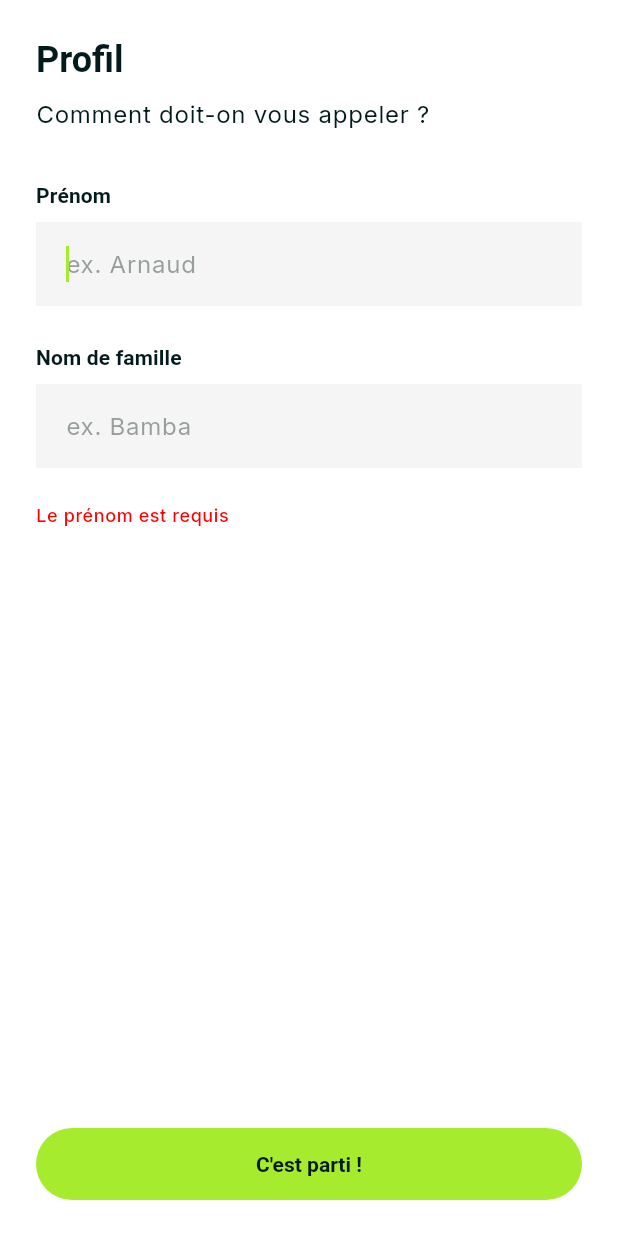
After one commit to innocentk33/allonsvite-front, a Flutter app: the CreateProfilPage screen opened by its route, after a tap on "C'est parti !", on a phone screen of 412 x 824 dp. The commit adds this screen. Run offline on Flutter 3.47's test engine with Material 3 defaults, Android fonts, the phone set to English and light mode, and no system bars; our stand-ins replace gap, google_fonts; Roboto replaces fonts that are missing (Jokker).

Commit message:
feat: Add profile creation page with input validation and navigation

```diff
--- a/lib/core/config/app_router.dart
+++ b/lib/core/config/app_router.dart
@@ -1,3 +1,4 @@
+import 'package:allonsvite/features/auth/presentation/pages/create_profil_page.dart';
 import 'package:flutter/material.dart';
 import 'package:allonsvite/features/auth/presentation/pages/phone_login_page.dart';
 
@@ -23,6 +24,11 @@ class AppRouter {
           builder: (_) => OtpVerificationPage(phoneNumber: phoneNumber),
           settings: settings,
         );
+        case profile:
+        return MaterialPageRoute(
+          builder: (_) => const CreateProfilPage(),
+          settings: settings,
+        );
       default:
         return MaterialPageRoute(
           builder: (_) => const PhoneLoginPage(),
--- /dev/null
+++ b/lib/features/auth/presentation/pages/create_profil_page.dart
@@ -0,0 +1,266 @@
+import 'package:flutter/material.dart';
+import 'package:allonsvite/core/extension/build_context_ext.dart';
+import 'package:allonsvite/core/themes/app_spacing.dart';
+import 'package:allonsvite/widgets/header_with_subtitle.dart';
+import 'package:allonsvite/widgets/button_with_loading.dart';
+import 'package:allonsvite/core/config/app_router.dart';
+
+class CreateProfilPage extends StatefulWidget {
+  const CreateProfilPage({super.key});
+
+  @override
+  State<CreateProfilPage> createState() => _CreateProfilPageState();
+}
+
+class _CreateProfilPageState extends State<CreateProfilPage> {
+  late TextEditingController _firstNameController;
+  late TextEditingController _lastNameController;
+  late FocusNode _firstNameFocusNode;
+  late FocusNode _lastNameFocusNode;
+  String? _errorMessage;
+  bool _isLoading = false;
+
+  @override
+  void initState() {
+    super.initState();
+    _firstNameController = TextEditingController();
+    _lastNameController = TextEditingController();
+    _firstNameFocusNode = FocusNode();
+    _lastNameFocusNode = FocusNode();
+
+    // Auto-focus sur le premier champ
+    WidgetsBinding.instance.addPostFrameCallback((_) {
+      _firstNameFocusNode.requestFocus();
+    });
+  }
+
+  @override
+  void dispose() {
+    _firstNameController.dispose();
+    _lastNameController.dispose();
+    _firstNameFocusNode.dispose();
+    _lastNameFocusNode.dispose();
+    super.dispose();
+  }
+
+  /// Valide les champs requis
+  bool _validateFields() {
+    final firstName = _firstNameController.text.trim();
+    final lastName = _lastNameController.text.trim();
+
+    if (firstName.isEmpty) {
+      setState(() {
+        _errorMessage = 'Le prénom est requis';
+      });
+      return false;
+    }
+
+    if (lastName.isEmpty) {
+      setState(() {
+        _errorMessage = 'Le nom est requis';
+      });
+      return false;
+    }
+
+    setState(() {
+      _errorMessage = null;
+    });
+    return true;
+  }
+
+  /// Crée le profil
+  void _createProfile() {
+    if (!_validateFields()) return;
+
+    setState(() {
+      _isLoading = true;
+      _errorMessage = null;
+    });
+
+    // Simulation de la création du profil
+    Future.delayed(const Duration(seconds: 2), () {
+      if (!mounted) return;
+
+      setState(() {
+        _isLoading = false;
+      });
+
+      ScaffoldMessenger.of(context).showSnackBar(
+        SnackBar(
+          content: Text(
+            'Bienvenue ${_firstNameController.text} ${_lastNameController.text}!',
+          ),
+          duration: const Duration(seconds: 2),
+        ),
+      );
+
+      // Navigation vers la page de recherche de trajet
+      Future.delayed(const Duration(milliseconds: 500), () {
+        if (mounted) {
+          Navigator.of(context).pushReplacementNamed(AppRouter.searchTrip);
+        }
+      });
+    });
+  }
+
+  @override
+  Widget build(BuildContext context) {
+    return Scaffold(
+      body: SafeArea(
+        child: Column(
+          children: [
+            // Contenu scrollable
+            Expanded(
+              child: SingleChildScrollView(
+                padding: AppSpacings.pL,
+                child: Column(
+                  crossAxisAlignment: CrossAxisAlignment.start,
+                  children: [
+                    // En-tête
+                    HeaderWithSubtitle(
+                      title: context.l10n.profile,
+                      subtitle: 'Comment doit-on vous appeler ?',
+                    ),
+                    AppSpacings.gapXL,
+                    // Champs de saisie
+                    _ProfileInputField(
+                      label: context.l10n.firstName,
+                      controller: _firstNameController,
+                      focusNode: _firstNameFocusNode,
+                      placeholder: 'ex. Arnaud',
+                      onChanged: (value) {
+                        if (_errorMessage != null) {
+                          setState(() {
+                            _errorMessage = null;
+                          });
+                        }
+                      },
+                      onSubmitted: (_) {
+                        _lastNameFocusNode.requestFocus();
+                      },
+                    ),
+                    AppSpacings.gapL,
+                    _ProfileInputField(
+                      label: context.l10n.lastName,
+                      controller: _lastNameController,
+                      focusNode: _lastNameFocusNode,
+                      placeholder: 'ex. Bamba',
+                      onChanged: (value) {
+                        if (_errorMessage != null) {
+                          setState(() {
+                            _errorMessage = null;
+                          });
+                        }
+                      },
+                      onSubmitted: (_) {
+                        _createProfile();
+                      },
+                    ),
+                    AppSpacings.gapL,
+                    // Message d'erreur
+                    if (_errorMessage != null)
+                      _ErrorMessage(message: _errorMessage!)
+                    else
+                      const SizedBox.shrink(),
+                  ],
+                ),
+              ),
+            ),
+            // Bouton créer mon compte en bas
+            Padding(
+              padding: const EdgeInsets.all(AppSpacings.l),
+              child: ButtonWithLoading(
+                isLoading: _isLoading,
+                onPressed: _createProfile,
+                buttonText: "C'est parti !",
+              ),
+            ),
+          ],
+        ),
+      ),
+    );
+  }
+}
+
+/// Widget stateful pour un champ de profil
+class _ProfileInputField extends StatefulWidget {
+  final String label;
+  final TextEditingController controller;
+  final FocusNode focusNode;
+  final String placeholder;
+  final Function(String) onChanged;
+  final Function(String) onSubmitted;
+
+  const _ProfileInputField({
+    required this.label,
+    required this.controller,
+    required this.focusNode,
+    required this.placeholder,
+    required this.onChanged,
+    required this.onSubmitted,
+  });
+
+  @override
+  State<_ProfileInputField> createState() => _ProfileInputFieldState();
+}
+
+class _ProfileInputFieldState extends State<_ProfileInputField> {
+  @override
+  Widget build(BuildContext context) {
+    return Column(
+      crossAxisAlignment: CrossAxisAlignment.start,
+      children: [
+        Text(
+          widget.label,
+          style: context.textTheme.titleSmall?.copyWith(
+            fontWeight: FontWeight.w600,
+          ),
+        ),
+        AppSpacings.gapS,
+        TextField(
+          controller: widget.controller,
+          focusNode: widget.focusNode,
+          textInputAction: TextInputAction.next,
+          onChanged: widget.onChanged,
+          onSubmitted: widget.onSubmitted,
+          style: context.textTheme.bodyLarge,
+          decoration: InputDecoration(
+            hintText: widget.placeholder,
+            hintStyle: context.textTheme.bodyLarge?.copyWith(
+              color: context.colorScheme.onSurfaceVariant.withValues(alpha: 0.5),
+            ),
+            filled: true,
+            fillColor: context.colorScheme.secondaryContainer,
+            border: InputBorder.none,
+            enabledBorder: InputBorder.none,
+            focusedBorder: InputBorder.none,
+            errorBorder: InputBorder.none,
+            focusedErrorBorder: InputBorder.none,
+            contentPadding: const EdgeInsets.symmetric(
+              horizontal: AppSpacings.m,
+              vertical: AppSpacings.m,
+            ),
+          ),
+        ),
+      ],
+    );
+  }
+}
+
+/// Widget stateless pour le message d'erreur
+class _ErrorMessage extends StatelessWidget {
+  final String message;
+
+  const _ErrorMessage({required this.message});
+
+  @override
+  Widget build(BuildContext context) {
+    return Text(
+      message,
+      style: context.textTheme.bodySmall?.copyWith(
+        color: context.colorScheme.error,
+        fontWeight: FontWeight.w500,
+      ),
+    );
+  }
+}
--- a/lib/main.dart
+++ b/lib/main.dart
@@ -1,5 +1,4 @@
 import 'package:allonsvite/l10n/app_localizations.dart';
-import 'package:allonsvite/widgets/mini_design_system.dart';
 import 'package:flutter/material.dart';
 import 'package:flutter_localizations/flutter_localizations.dart';
 import 'core/config/app_router.dart';
```
